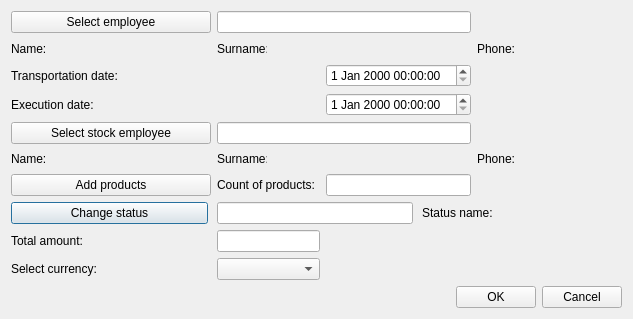
Dalerjon/TheOrmasProejct, file OrmasAdmin/OrmasAdmin/CreateTrsDlg.ui: the form before one commit.
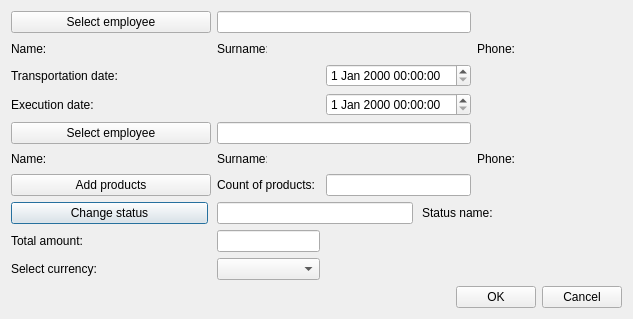
The form after the commit.

```diff
--- a/OrmasAdmin/OrmasAdmin/CreateTrsDlg.ui
+++ b/OrmasAdmin/OrmasAdmin/CreateTrsDlg.ui
@@ -425,7 +425,7 @@
    <item row="4" column="0" colspan="2">
     <widget class="QPushButton" name="stockEmployeeBtn">
      <property name="text">
-      <string>Select stock employee</string>
+      <string>Select employee</string>
      </property>
     </widget>
    </item>
```
